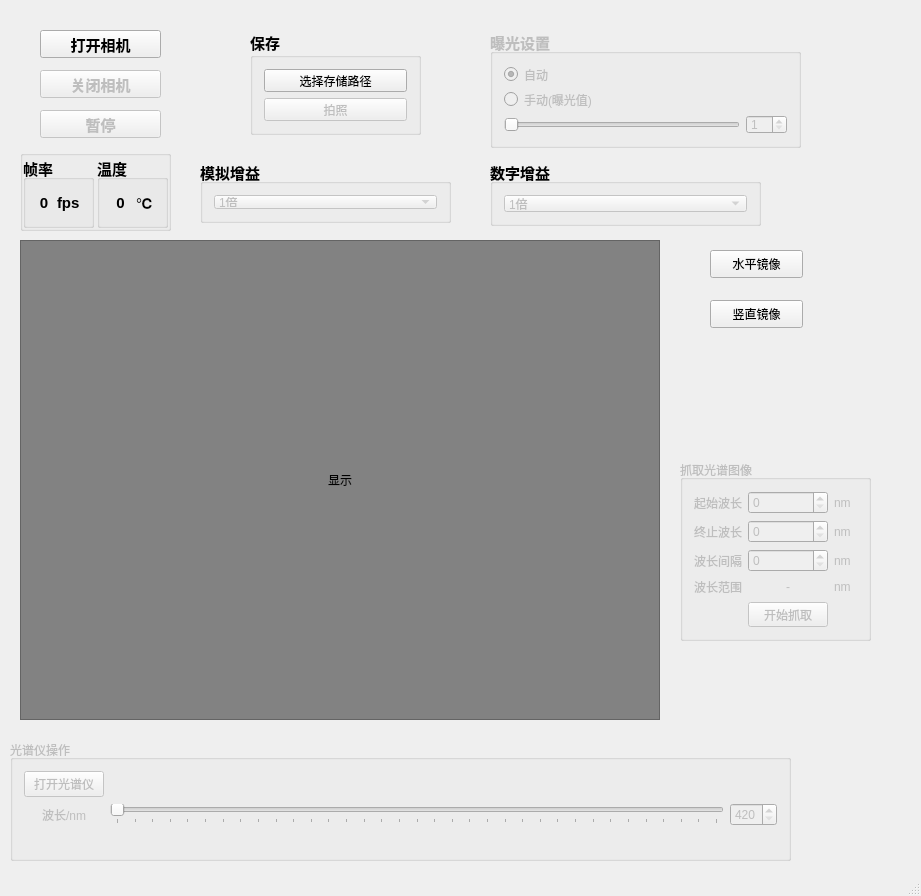
First picture: the form in usb2_camera_034/mainwindow.ui, repository betterorbest/usb_camera_with_Cypress, before the edit.
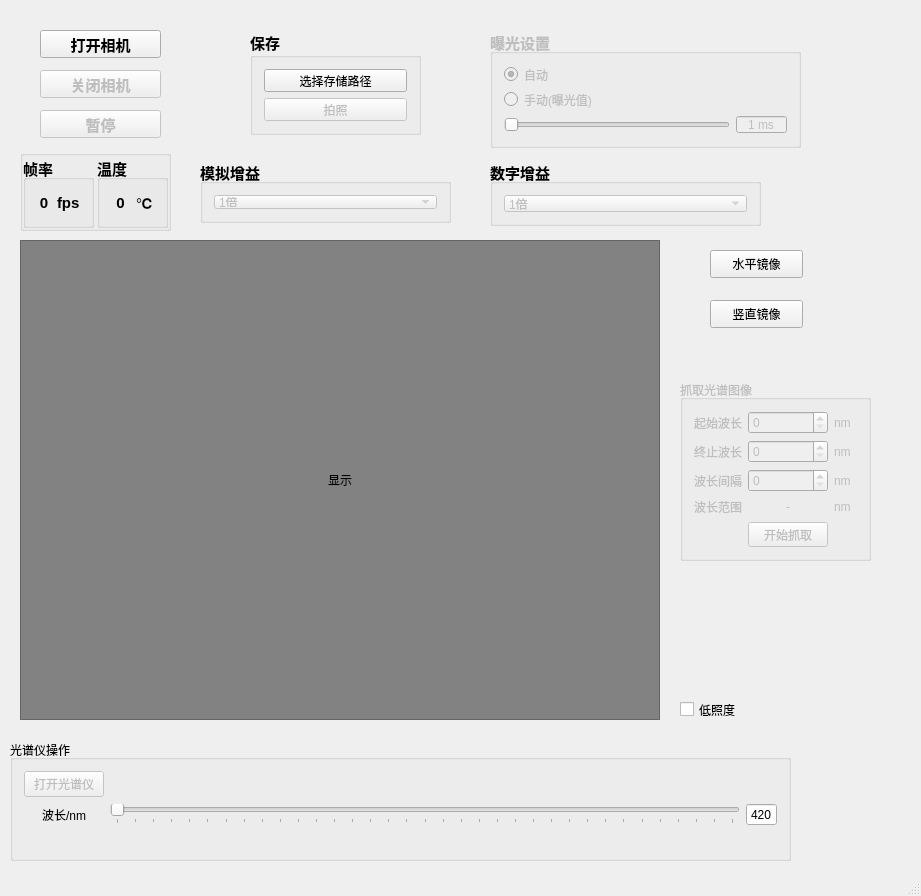
Second picture: the form after the edit. Icons and pictures are not drawn.

The edit to the form file:
```diff
--- a/usb2_camera_034/mainwindow.ui
+++ b/usb2_camera_034/mainwindow.ui
@@ -11,7 +11,7 @@
    </rect>
   </property>
   <property name="windowTitle">
-   <string>CMOS数字相机测试软件</string>
+   <string>成像光谱仪测试软件</string>
   </property>
   <property name="windowIcon">
    <iconset resource="mainwindow.qrc">
@@ -420,7 +420,7 @@
           <number>1</number>
          </property>
          <property name="maximum">
-          <number>92</number>
+          <number>500</number>
          </property>
          <property name="singleStep">
           <number>1</number>
@@ -445,14 +445,26 @@
            <bold>false</bold>
           </font>
          </property>
+         <property name="alignment">
+          <set>Qt::AlignCenter</set>
+         </property>
+         <property name="readOnly">
+          <bool>true</bool>
+         </property>
+         <property name="buttonSymbols">
+          <enum>QAbstractSpinBox::NoButtons</enum>
+         </property>
          <property name="keyboardTracking">
           <bool>false</bool>
          </property>
+         <property name="suffix">
+          <string> ms</string>
+         </property>
          <property name="minimum">
           <number>1</number>
          </property>
          <property name="maximum">
-          <number>92</number>
+          <number>500</number>
          </property>
         </widget>
        </item>
@@ -462,7 +474,7 @@
    </widget>
    <widget class="QGroupBox" name="m_spectrometerCtrl">
     <property name="enabled">
-     <bool>false</bool>
+     <bool>true</bool>
     </property>
     <property name="geometry">
      <rect>
@@ -478,6 +490,9 @@
     <layout class="QGridLayout" name="gridLayout_2">
      <item row="2" column="1" colspan="4">
       <widget class="QSlider" name="m_wavelengthSlider">
+       <property name="enabled">
+        <bool>false</bool>
+       </property>
        <property name="minimum">
         <number>420</number>
        </property>
@@ -503,6 +518,9 @@
      </item>
      <item row="1" column="0">
       <widget class="QPushButton" name="m_openSpectrometerButton">
+       <property name="enabled">
+        <bool>false</bool>
+       </property>
        <property name="text">
         <string>打开光谱仪</string>
        </property>
@@ -510,6 +528,18 @@
      </item>
      <item row="2" column="5">
       <widget class="QSpinBox" name="m_wavelengthSpinBox">
+       <property name="alignment">
+        <set>Qt::AlignCenter</set>
+       </property>
+       <property name="readOnly">
+        <bool>true</bool>
+       </property>
+       <property name="buttonSymbols">
+        <enum>QAbstractSpinBox::NoButtons</enum>
+       </property>
+       <property name="accelerated">
+        <bool>false</bool>
+       </property>
        <property name="keyboardTracking">
         <bool>false</bool>
        </property>
@@ -668,7 +698,7 @@
     <property name="geometry">
      <rect>
       <x>680</x>
-      <y>460</y>
+      <y>380</y>
       <width>191</width>
       <height>181</height>
      </rect>
@@ -808,6 +838,19 @@
      <string>竖直镜像</string>
     </property>
    </widget>
+   <widget class="QCheckBox" name="m_lowIlluminationCheck">
+    <property name="geometry">
+     <rect>
+      <x>680</x>
+      <y>700</y>
+      <width>91</width>
+      <height>19</height>
+     </rect>
+    </property>
+    <property name="text">
+     <string>低照度</string>
+    </property>
+   </widget>
   </widget>
   <widget class="QStatusBar" name="statusBar"/>
  </widget>
```
